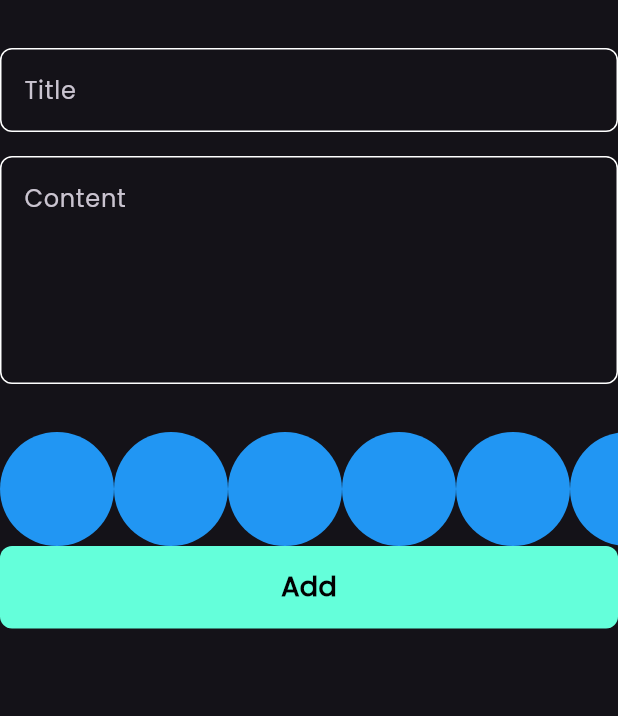
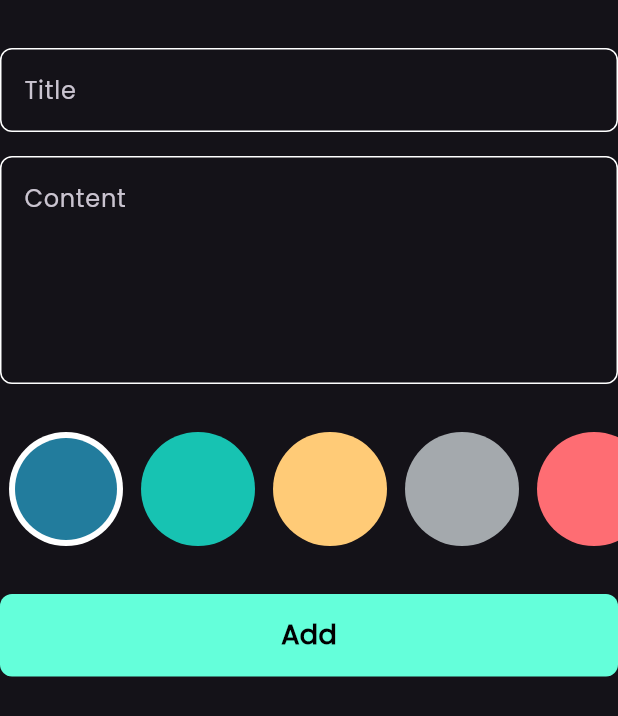
Before and after one commit to Nada52/notes_app, a Flutter app: the AddNoteForm widget shown alone on an empty page, opened directly, on a phone screen of 412 x 824 dp. Shown: the top 716 px of the screen. Run offline on Flutter 3.47's test engine with Material 3 defaults, Android fonts, the phone set to English and light mode, and no system bars; our stand-ins replace bloc, flutter_bloc, font_awesome_flutter, hive, hive_flutter; accounts and stored records are empty.

Commit message:
colors list part 2

```diff
--- a/lib/views/widgets/add_note_form.dart
+++ b/lib/views/widgets/add_note_form.dart
@@ -3,7 +3,6 @@ import 'package:flutter_bloc/flutter_bloc.dart';
 import 'package:intl/intl.dart';
 import 'package:notes_app/cubits/add_note_cubit/add_note_cubit.dart';
 import 'package:notes_app/models/note_model.dart';
-import 'package:notes_app/views/widgets/color_item.dart';
 import 'package:notes_app/views/widgets/colors_list_view.dart';
 import 'package:notes_app/views/widgets/custom_button.dart';
 import 'package:notes_app/views/widgets/custom_text_field.dart';
@@ -50,6 +49,9 @@ class _AddNoteFormState extends State<AddNoteForm> {
             height: 32,
           ),
           const ColorsListView(),
+          const SizedBox(
+            height: 32,
+          ),
           BlocBuilder<AddNoteCubit, AddNoteState>(
             builder: (context, state) {
               return CustomButton(
--- a/lib/views/widgets/color_item.dart
+++ b/lib/views/widgets/color_item.dart
@@ -1,13 +1,24 @@
 import 'package:flutter/material.dart';
 
 class ColorItem extends StatelessWidget {
-  const ColorItem({super.key});
+  const ColorItem({super.key, required this.isActive, required this.color});
 
+  final bool isActive;
+  final Color color;
   @override
   Widget build(BuildContext context) {
-    return const CircleAvatar(
-      backgroundColor: Colors.blue,
-      radius: 38,
-    );
+    return isActive
+        ? CircleAvatar(
+            backgroundColor: Colors.white,
+            radius: 38,
+            child: CircleAvatar(
+              backgroundColor: color,
+              radius: 34,
+            ),
+          )
+        : CircleAvatar(
+            backgroundColor: color,
+            radius: 38,
+          );
   }
 }
--- a/lib/views/widgets/colors_list_view.dart
+++ b/lib/views/widgets/colors_list_view.dart
@@ -1,18 +1,43 @@
 import 'package:flutter/material.dart';
 import 'package:notes_app/views/widgets/color_item.dart';
 
-class ColorsListView extends StatelessWidget {
+class ColorsListView extends StatefulWidget {
   const ColorsListView({super.key});
 
+  @override
+  State<ColorsListView> createState() => _ColorsListViewState();
+}
+
+class _ColorsListViewState extends State<ColorsListView> {
+  int currentIndex = 0;
+  List<Color> colors = const [
+    Color(0xff227c9d),
+    Color(0xff17c3b2),
+    Color(0xffffcb77),
+    Color(0xffa4a9ad),
+    Color(0xfffe6d73)
+  ];
   @override
   Widget build(BuildContext context) {
     return SizedBox(
       height: 38 * 2,
       child: ListView.builder(
         itemBuilder: (context, index) {
-          return const ColorItem();
+          return Padding(
+            padding: const EdgeInsets.symmetric(horizontal: 6.0),
+            child: GestureDetector(
+                onTap: () {
+                  setState(() {
+                    currentIndex = index;
+                  });
+                },
+                child: ColorItem(
+                  isActive: currentIndex == index,
+                  color: colors[index],
+                )),
+          );
         },
-        itemCount: 10,
+        itemCount: colors.length,
         scrollDirection: Axis.horizontal,
       ),
     );
```
